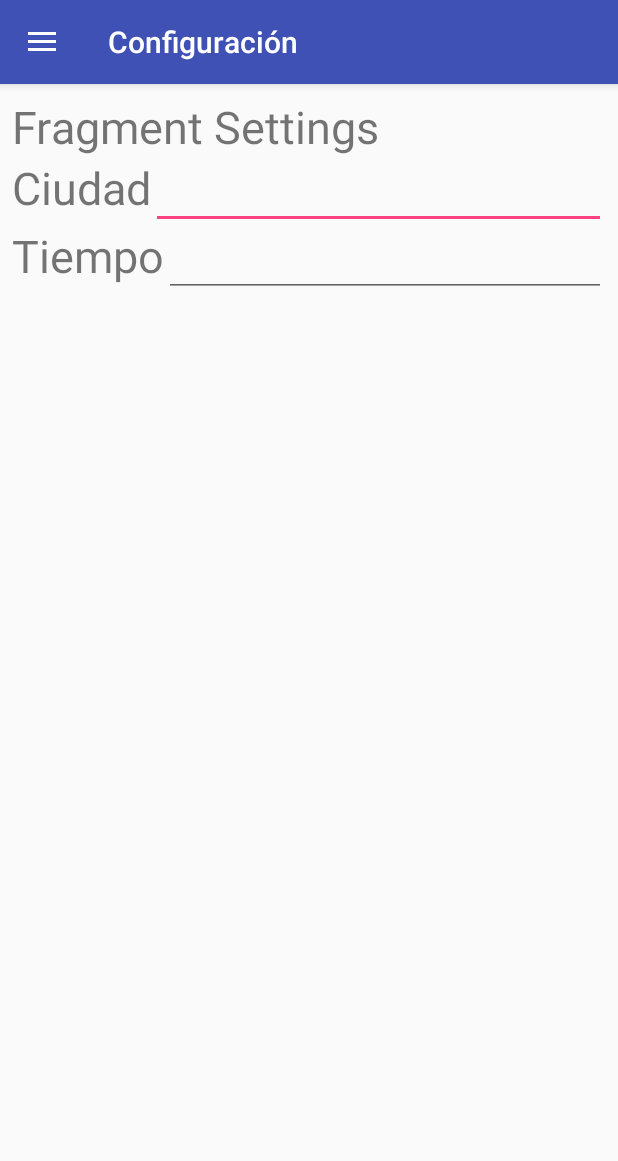
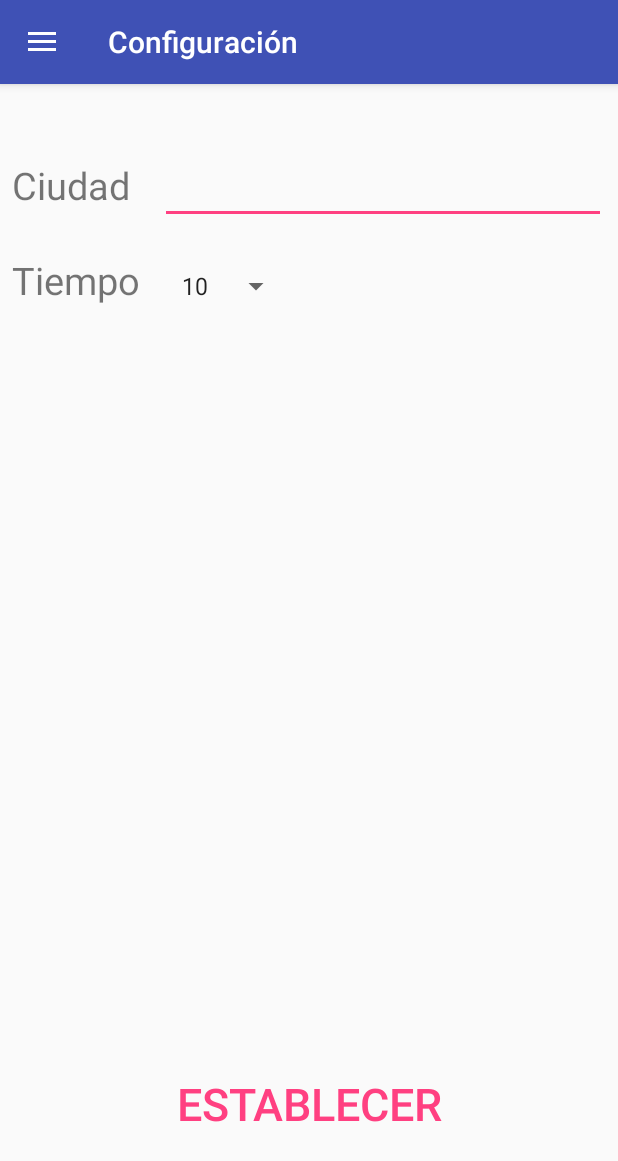
Before and after one commit to mgochoa/Lab3Weather, an Android app: the screen it shows after launch (MainActivity), in the side drawer, after a tap on "Configuración", on a phone screen of 412 x 824 dp. Shown: the top 1161 px of the screen. Run offline under Robolectric (Android 15) with nearby library versions, the phone set to English and light mode, and no system bars; libraries missing offline, so code that uses them is left out: com.nostra13.universalimageloader; 1 statement that could not run was skipped.

Commit message:
Settings code

```diff
--- a/app/build.gradle
+++ b/app/build.gradle
@@ -5,7 +5,7 @@ android {
     buildToolsVersion "23.0.2"
 
     defaultConfig {
-        applicationId "co.edu.udea.compumovil.gr5.lab2activities"
+        applicationId "co.edu.udea.compumovil.gr3.Lab3Weather"
         minSdkVersion 16
         targetSdkVersion 23
         versionCode 1
--- a/app/src/main/java/co/edu/udea/compumovil/gr3/lab3weather/Fragments/settings.java
+++ b/app/src/main/java/co/edu/udea/compumovil/gr3/lab3weather/Fragments/settings.java
@@ -6,15 +6,23 @@ import android.support.v4.app.Fragment;
 import android.view.LayoutInflater;
 import android.view.View;
 import android.view.ViewGroup;
+import android.widget.ArrayAdapter;
+import android.widget.AutoCompleteTextView;
+import android.widget.Button;
+import android.widget.Spinner;
 
 import co.edu.udea.compumovil.gr3.lab3weather.R;
+import co.edu.udea.compumovil.gr3.lab3weather.services.WeatherService;
 
 /**
  * A simple {@link Fragment} subclass.
  */
 public class settings extends Fragment {
 
-
+    public Spinner timeSpinner;
+    public AutoCompleteTextView acCities;
+    private String[] times,cities;
+    Button setButton;
     public settings() {
         // Required empty public constructor
     }
@@ -25,8 +33,43 @@ public class settings extends Fragment {
                              Bundle savedInstanceState) {
         // Inflate the layout for this fragment
         getActivity().setTitle("Configuración");
+        View thisview=inflater.inflate(R.layout.fragment_settings, container, false);
 
-        return inflater.inflate(R.layout.fragment_settings, container, false);
+        //Views
+        setButton=(Button)thisview.findViewById(R.id.btn_set);
+        timeSpinner=(Spinner)thisview.findViewById(R.id.spinner_time);
+        acCities=(AutoCompleteTextView)thisview.findViewById(R.id.auto_complete_city);
+
+        //Arrays
+        times=getResources().getStringArray(R.array.time_picker);
+        cities=getResources().getStringArray(R.array.ciudades);
+
+        //innicializar adapters
+        ArrayAdapter<String> adapterTimes = new ArrayAdapter<String>(this.getActivity(), android.R.layout.simple_spinner_item, times);
+        ArrayAdapter<String> adapteCities = new ArrayAdapter<String>(this.getActivity(), android.R.layout.simple_list_item_1, cities);
+        adapterTimes.setDropDownViewResource(android.R.layout.simple_dropdown_item_1line);
+        //Setear adapter time
+        timeSpinner.setAdapter(adapterTimes);
+        //Setear adapter ciudades
+        acCities.setThreshold(1);
+        acCities.setAdapter(adapteCities);
+       //Button Listener
+        setButton.setOnClickListener(new View.OnClickListener() {
+            @Override
+            public void onClick(View v) {
+                WeatherService.ciudad=acCities.getText().toString();
+                WeatherService.time=Integer.parseInt(timeSpinner.getSelectedItem().toString());
+
+
+            }
+        });
+
+
+
+        return thisview;
     }
 
+
+
+
 }
--- a/app/src/main/java/co/edu/udea/compumovil/gr3/lab3weather/Fragments/weather.java
+++ b/app/src/main/java/co/edu/udea/compumovil/gr3/lab3weather/Fragments/weather.java
@@ -23,6 +23,9 @@ import com.nostra13.universalimageloader.core.ImageLoaderConfiguration;
 
 import org.apache.commons.lang3.text.WordUtils;
 
+import java.text.SimpleDateFormat;
+import java.util.Calendar;
+
 import co.edu.udea.compumovil.gr3.lab3weather.MainActivity;
 import co.edu.udea.compumovil.gr3.lab3weather.POJO.weatherPOJO;
 import co.edu.udea.compumovil.gr3.lab3weather.R;
@@ -36,9 +39,11 @@ public class weather extends Fragment {
     public static LocalBroadcastManager mBroadcastManager;
     final String  urlImage="http://openweathermap.org/img/w/";
     ImageView iconView;
-    TextView tvCiudad,tvTemp,tvHum,tvDescription;
+    TextView tvCiudad,tvTemp,tvHum,tvDescription,tvTime;
     weatherPOJO wp;
     ImageLoader imageLoader= ImageLoader.getInstance();
+    Calendar cal;
+    SimpleDateFormat sdf = new SimpleDateFormat("EEE, d MMM yyyy HH:mm:ss");
 
     public weather() {
         // Required empty public constructor
@@ -57,6 +62,7 @@ public class weather extends Fragment {
         tvTemp=(TextView)thisview.findViewById(R.id.tv_temp);
         tvHum=(TextView)thisview.findViewById(R.id.tv_humidity);
         tvDescription=(TextView)thisview.findViewById(R.id.tv_description);
+        tvTime=(TextView)thisview.findViewById(R.id.tv_time);
         iconView=(ImageView)thisview.findViewById(R.id.icon_image);
         imageLoader.init(ImageLoaderConfiguration.createDefault(getContext()));
 
@@ -111,11 +117,13 @@ public class weather extends Fragment {
         }
     }
     public void updateUI(weatherPOJO wp){
+        cal=Calendar.getInstance();
         this.tvCiudad.setText("\t"+wp.getName());
         tvDescription.setText("\t"+WordUtils.capitalize(wp.getWeather().get(0).getDescription()));
         tvTemp.setText("\t"+Double.toString(wp.getMain().getTemp()));
         tvHum.setText("\t"+Double.toString(wp.getMain().getHumidity()));
         imageLoader.displayImage(urlImage+wp.getWeather().get(0).getIcon()+".png",iconView);
+        tvTime.setText("\t"+sdf.format(cal.getTime()));
 
     }
 
--- a/app/src/main/java/co/edu/udea/compumovil/gr3/lab3weather/services/WeatherService.java
+++ b/app/src/main/java/co/edu/udea/compumovil/gr3/lab3weather/services/WeatherService.java
@@ -43,11 +43,12 @@ public class WeatherService extends Service {
     private static final String TAG ="WeatherService.java";
     private final String API_KEY="a114981a45d6ad13ade4e27c615513b9";
     Gson outGson;
-    weather w=new weather();
     public weatherPOJO wp;
     TimerTask timerTask;
     int tiempo=MainActivity.time;
-    String ciudad=MainActivity.ciudad;
+    public static String ciudad=MainActivity.ciudad;
+    public static int time=MainActivity.time;
+    Timer timer = new Timer();
     @Override
     public int onStartCommand(Intent intent, int flags, int startId) {
 
@@ -68,13 +69,13 @@ public class WeatherService extends Service {
     public void onCreate() {
         Log.d(TAG, "Servicio creado...");
         super.onCreate();
-        Timer timer = new Timer();
+
         timerTask = new TimerTask() {
             @Override
             public void run() {
                 //RequestQueue queue = Volley.newRequestQueue(getBaseContext());
                 //Variable ciudad para cambiar en settings
-                String url ="http://api.openweathermap.org/data/2.5/weather?q=Medellin,co&appid="+API_KEY+"&lang=es&units=metric";
+                String url ="http://api.openweathermap.org/data/2.5/weather?q="+ciudad+",co&appid="+API_KEY+"&lang=es&units=metric";
 
 
 
@@ -148,7 +149,10 @@ public class WeatherService extends Service {
             }
         };
         //Variable time a cambiar en los settings.
-        timer.scheduleAtFixedRate(timerTask, 0, 10*1000);
+        schedule();
+    }
+    public void schedule() {
+        timer.scheduleAtFixedRate(timerTask, 0, time*1000);
     }
 
     @Nullable
--- a/app/src/main/res/layout/fragment_settings.xml
+++ b/app/src/main/res/layout/fragment_settings.xml
@@ -1,4 +1,4 @@
-<LinearLayout xmlns:android="http://schemas.android.com/apk/res/android"
+<RelativeLayout xmlns:android="http://schemas.android.com/apk/res/android"
     xmlns:tools="http://schemas.android.com/tools"
     android:layout_width="match_parent"
     android:layout_height="match_parent"
@@ -6,41 +6,62 @@
     tools:context="co.edu.udea.compumovil.gr3.lab3weather.Fragments.settings">
 
     <!-- TODO: Update blank fragment layout -->
-    <TextView
-        android:layout_width="wrap_content"
-        android:layout_height="wrap_content"
-        android:text="Fragment Settings"
-        android:layout_centerInParent="true"
-        android:textSize="30sp"
-        />
+
     <LinearLayout
+        android:id="@+id/city_set"
+        android:layout_alignParentTop="true"
         android:layout_width="match_parent"
         android:layout_height="wrap_content"
+        android:layout_marginTop="40dp"
         android:orientation="horizontal">
         <TextView
-            android:textSize="30sp"
+            android:textSize="25sp"
             android:layout_width="wrap_content"
             android:layout_height="wrap_content"
             android:text="Ciudad"/>
-        <EditText
+        <AutoCompleteTextView
+            android:id="@+id/auto_complete_city"
+            android:layout_marginLeft="20dp"
             android:layout_width="match_parent"
             android:layout_height="wrap_content" />
 
     </LinearLayout>
     <LinearLayout
+        android:layout_below="@id/city_set"
+        android:id="@+id/time_set"
+        android:layout_marginTop="20dp"
         android:layout_width="match_parent"
         android:layout_height="wrap_content"
         android:orientation="horizontal">
         <TextView
-            android:textSize="30sp"
+            android:textSize="25sp"
             android:layout_width="wrap_content"
             android:layout_height="wrap_content"
             android:text="Tiempo"/>
-        <EditText
-            android:layout_width="match_parent"
-            android:layout_height="wrap_content" />
+        <Spinner
+            android:layout_marginLeft="20dp"
+            android:id="@+id/spinner_time"
+            android:layout_width="wrap_content"
+            android:layout_height="wrap_content"
+            android:textSize="40sp"
+            android:textAlignment="center"
+            android:gravity="center_vertical"
+            />
+
+
 
     </LinearLayout>
+    <Button
+        android:id="@+id/btn_set"
+        style="@style/Widget.AppCompat.Button.Borderless.Colored"
+        android:layout_alignParentBottom="true"
+        android:layout_centerHorizontal="true"
+        android:layout_width="wrap_content"
+        android:layout_height="wrap_content"
+        android:text="Establecer"
+        android:textSize="30sp"
+        android:onClick="settingParameters"
+        android:layout_marginBottom="50dp"/>
 
 
-</LinearLayout>
+</RelativeLayout>
--- a/app/src/main/res/layout/fragment_weather.xml
+++ b/app/src/main/res/layout/fragment_weather.xml
@@ -52,6 +52,17 @@
             android:text=" Descripcion"
             android:drawableLeft="@drawable/ic_info_black_24dp"
             />
+        <TextView
+            android:layout_marginTop="40dp"
+            android:id="@+id/tv_time"
+            android:layout_width="wrap_content"
+            android:layout_height="wrap_content"
+
+            android:gravity="center_vertical"
+            android:textSize="30sp"
+            android:text=" Tiempo"
+            android:drawableLeft="@drawable/ic_access_time_black_24dp"
+            />
 
         <ImageView
             android:minHeight="30dp"
--- a/app/src/main/res/values/strings.xml
+++ b/app/src/main/res/values/strings.xml
@@ -8,4 +8,35 @@
 
     <!-- TODO: Remove or change this placeholder text -->
     <string name="hello_blank_fragment">Hello blank fragment</string>
+
+    <string-array name="time_picker">
+        <item>10</item>
+        <item>20</item>
+        <item>30</item>
+        <item>40</item>
+        <item>50</item>
+        <item>60</item>
+    </string-array>
+    <string-array name="ciudades">
+    <item>Barranquilla</item>
+    <item>Pereira</item>
+    <item>Bucaramanga</item>
+    <item>Medellin</item>
+    <item>Sabaneta</item>
+    <item>Envigado</item>
+    <item>Cali</item>
+    <item>Bogota</item>
+    <item>Itagui</item>
+    <item>Manizales</item>
+    <item>Barrancabermeja</item>
+    <item>Cucuta</item>
+    <item>Soledad</item>
+    <item>Facatativa</item>
+    <item>Yopal</item>
+    <item>Caldas</item>
+    <item>Cartagena</item>
+    <item>Santa Marta</item>
+    <item>Pasto</item>
+    <item>Leticia</item>
+    </string-array>
 </resources>
```
Also changed, not shown: app/src/main/res/drawable/ic_access_time_black_24dp.png (added).
